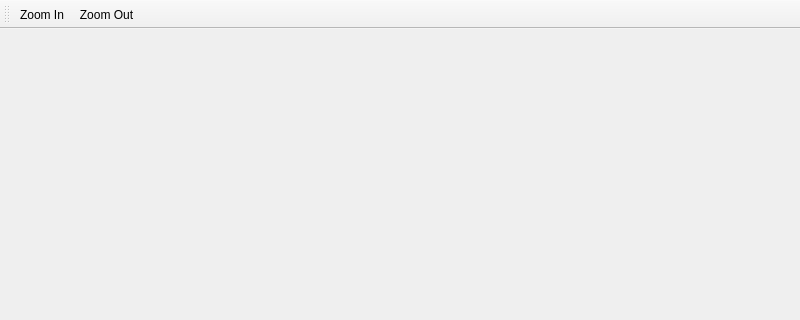
Before: the Qt Designer form window.ui in JimStein/origami-1, drawn with Qt 5; both pictures show x 0 to 800 and y 0 to 320 of the 800 by 600 pixel window.
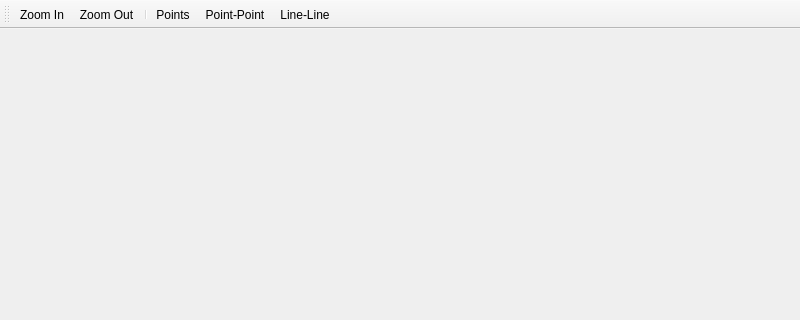
After: the same form once the commit is applied.

Commit message: Add first three Huzita-Justin folds

Patch:
```diff
--- a/window.ui
+++ b/window.ui
@@ -66,6 +66,10 @@
    </attribute>
    <addaction name="actionZoomIn"/>
    <addaction name="actionZoomOut"/>
+   <addaction name="separator"/>
+   <addaction name="actionPoints"/>
+   <addaction name="actionPointPoint"/>
+   <addaction name="actionLineLine"/>
   </widget>
   <action name="actionZoomIn">
    <property name="text">
@@ -77,6 +81,21 @@
     <string>Zoom Out</string>
    </property>
   </action>
+  <action name="actionPoints">
+   <property name="text">
+    <string>Points</string>
+   </property>
+  </action>
+  <action name="actionPointPoint">
+   <property name="text">
+    <string>Point-Point</string>
+   </property>
+  </action>
+  <action name="actionLineLine">
+   <property name="text">
+    <string>Line-Line</string>
+   </property>
+  </action>
  </widget>
  <resources/>
  <connections/>
```
Left out of the diff: 2 changed lines with no effect on the pictures. The commit also changes 2 other files.
